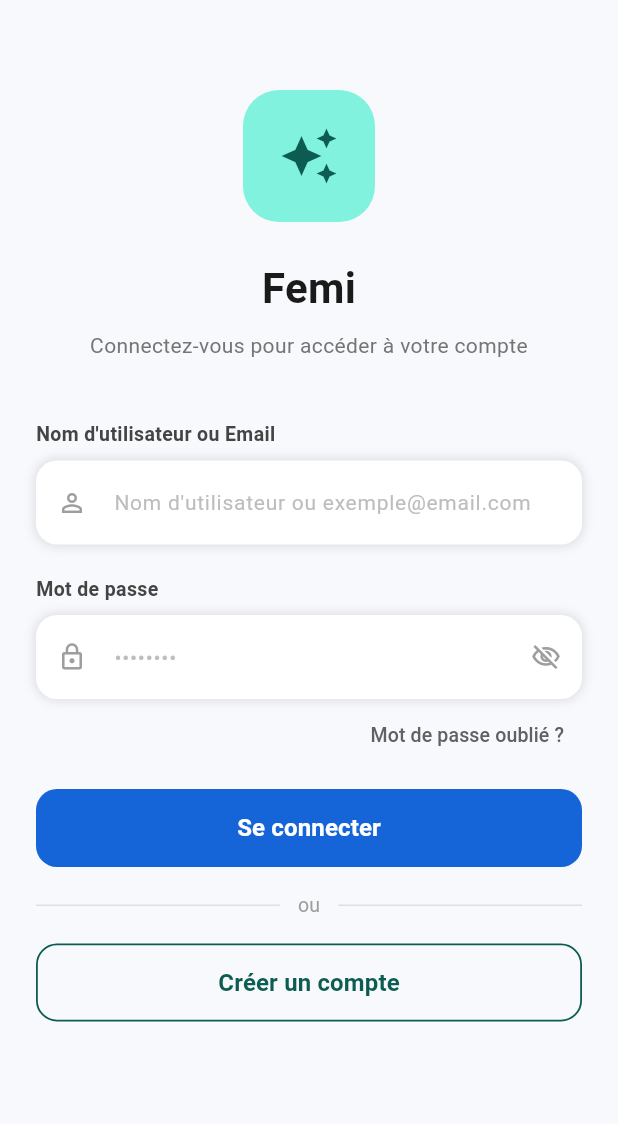
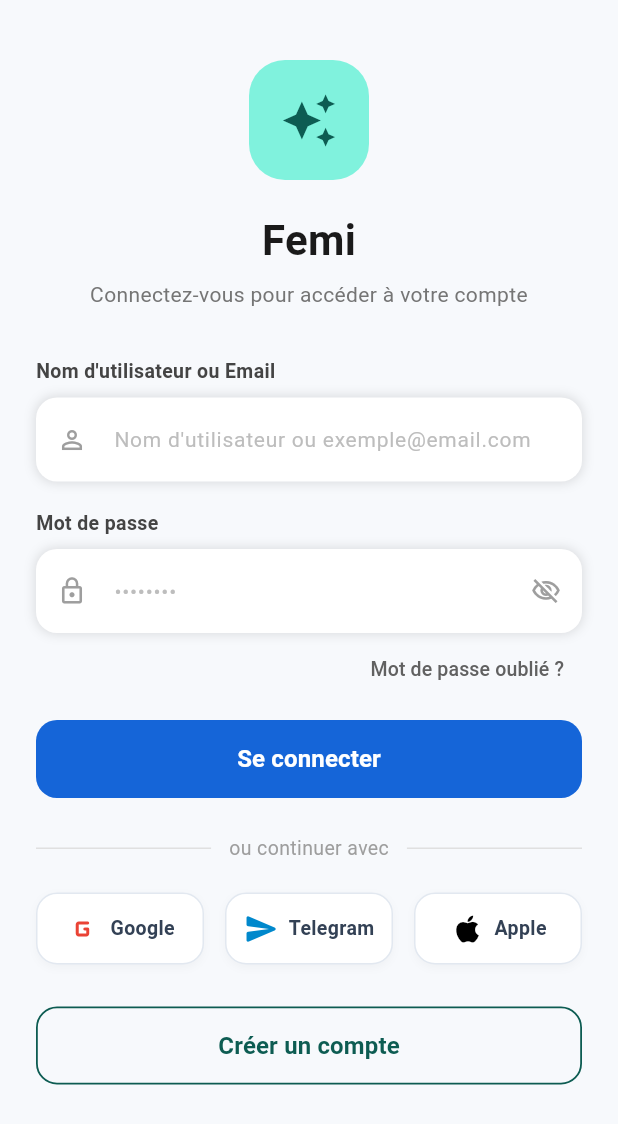
Before and after one commit to Omnisoft-Africa-IT-Engineering/femi_mobile, a Flutter app: the LoginScreen screen opened directly, on a phone screen of 412 x 824 dp. Shown: the top 1124 px of the screen. Run offline on Flutter 3.47's test engine with Material 3 defaults, Android fonts, the phone set to English and light mode, and no system bars; our stand-ins replace flutter_secure_storage, image_picker, pdf, printing; missing offline and left inert: record; accounts and stored records are empty.

Commit message:
correctif des bug 2

```diff
--- a/lib/screens/auth/login_screen.dart
+++ b/lib/screens/auth/login_screen.dart
@@ -61,6 +61,18 @@ class _LoginScreenState extends State<LoginScreen> {
     }
   }
 
+  // --- Handlers pour la connexion via Réseaux Sociaux ---
+  void _handleSocialLogin(String provider) {
+    ScaffoldMessenger.of(context).showSnackBar(
+      SnackBar(
+        content: Text('Connexion avec $provider en cours...'),
+        backgroundColor: _primaryBlue,
+        duration: const Duration(seconds: 2),
+      ),
+    );
+    // TODO: Connecter ici votre logique Google / Telegram / Apple OAuth
+  }
+
   @override
   Widget build(BuildContext context) {
     return Scaffold(
@@ -72,13 +84,13 @@ class _LoginScreenState extends State<LoginScreen> {
             child: Column(
               crossAxisAlignment: CrossAxisAlignment.start,
               children: [
-                const SizedBox(height: 60),
+                const SizedBox(height: 40),
 
                 // Logo
                 Center(
                   child: Container(
-                    width: 88,
-                    height: 88,
+                    width: 80,
+                    height: 80,
                     decoration: BoxDecoration(
                       color: _accentTeal,
                       borderRadius: BorderRadius.circular(24),
@@ -86,11 +98,11 @@ class _LoginScreenState extends State<LoginScreen> {
                     child: const Icon(
                       Icons.auto_awesome,
                       color: _darkGreen,
-                      size: 40,
+                      size: 38,
                     ),
                   ),
                 ),
-                const SizedBox(height: 24),
+                const SizedBox(height: 20),
 
                 const Center(
                   child: Text(
@@ -102,7 +114,7 @@ class _LoginScreenState extends State<LoginScreen> {
                     ),
                   ),
                 ),
-                const SizedBox(height: 8),
+                const SizedBox(height: 6),
                 Center(
                   child: Text(
                     'Connectez-vous pour accéder à votre compte',
@@ -113,7 +125,7 @@ class _LoginScreenState extends State<LoginScreen> {
                     textAlign: TextAlign.center,
                   ),
                 ),
-                const SizedBox(height: 40),
+                const SizedBox(height: 32),
 
                 // Champ Identifiant / Email
                 const Text(
@@ -131,7 +143,7 @@ class _LoginScreenState extends State<LoginScreen> {
                   icon: Icons.person_outline,
                   keyboardType: TextInputType.emailAddress,
                 ),
-                const SizedBox(height: 20),
+                const SizedBox(height: 18),
 
                 // Champ Mot de passe
                 const Text(
@@ -175,7 +187,7 @@ class _LoginScreenState extends State<LoginScreen> {
                     ),
                   ),
                 ),
-                const SizedBox(height: 12),
+                const SizedBox(height: 10),
 
                 // Bouton principal - Se Connecter
                 ValueListenableBuilder<bool>(
@@ -214,23 +226,56 @@ class _LoginScreenState extends State<LoginScreen> {
                     );
                   },
                 ),
-                const SizedBox(height: 16),
+                const SizedBox(height: 24),
 
-                // Séparateur "ou"
+                // Séparateur "ou continuer avec"
                 Row(
                   children: [
                     Expanded(child: Divider(color: Colors.grey[300])),
                     Padding(
                       padding: const EdgeInsets.symmetric(horizontal: 12),
                       child: Text(
-                        'ou',
+                        'ou continuer avec',
                         style: TextStyle(color: Colors.grey[500], fontSize: 13),
                       ),
                     ),
                     Expanded(child: Divider(color: Colors.grey[300])),
                   ],
                 ),
-                const SizedBox(height: 16),
+                const SizedBox(height: 20),
+
+                // --- SECTION BOUTONS SOCIAUX (Google, Telegram, Apple) ---
+                Row(
+                  mainAxisAlignment: MainAxisAlignment.center,
+                  children: [
+                    // Google
+                    _buildSocialButton(
+                      label: 'Google',
+                      icon: Icons.g_mobiledata_rounded,
+                      iconColor: const Color(0xFFEA4335),
+                      onPressed: () => _handleSocialLogin('Google'),
+                    ),
+                    const SizedBox(width: 14),
+
+                    // Telegram
+                    _buildSocialButton(
+                      label: 'Telegram',
+                      icon: Icons.send_rounded,
+                      iconColor: const Color(0xFF0088CC),
+                      onPressed: () => _handleSocialLogin('Telegram'),
+                    ),
+                    const SizedBox(width: 14),
+
+                    // Apple
+                    _buildSocialButton(
+                      label: 'Apple',
+                      icon: Icons.apple_rounded,
+                      iconColor: Colors.black,
+                      onPressed: () => _handleSocialLogin('Apple'),
+                    ),
+                  ],
+                ),
+                const SizedBox(height: 28),
 
                 // Bouton secondaire - Créer un compte
                 SizedBox(
@@ -270,6 +315,7 @@ class _LoginScreenState extends State<LoginScreen> {
     );
   }
 
+  // Widget helper pour les champs de saisie
   Widget _buildInputField({
     required TextEditingController controller,
     required String hint,
@@ -302,4 +348,49 @@ class _LoginScreenState extends State<LoginScreen> {
       ),
     );
   }
+
+  // Widget helper pour les boutons des réseaux sociaux
+  Widget _buildSocialButton({
+    required String label,
+    required IconData icon,
+    required Color iconColor,
+    required VoidCallback onPressed,
+  }) {
+    return Expanded(
+      child: InkWell(
+        onTap: onPressed,
+        borderRadius: BorderRadius.circular(14),
+        child: Container(
+          height: 48,
+          decoration: BoxDecoration(
+            color: Colors.white,
+            borderRadius: BorderRadius.circular(14),
+            border: Border.all(color: const Color(0xFFE2E8F0), width: 1),
+            boxShadow: const [
+              BoxShadow(
+                color: Color(0x08000000),
+                blurRadius: 4,
+                offset: Offset(0, 2),
+              ),
+            ],
+          ),
+          child: Row(
+            mainAxisAlignment: MainAxisAlignment.center,
+            children: [
+              Icon(icon, color: iconColor, size: 24),
+              const SizedBox(width: 6),
+              Text(
+                label,
+                style: const TextStyle(
+                  fontSize: 13,
+                  fontWeight: FontWeight.w600,
+                  color: Color(0xFF334155),
+                ),
+              ),
+            ],
+          ),
+        ),
+      ),
+    );
+  }
 }
```
Also changed, not shown: lib/screens/subscription_pay/subscription_pay_screen.dart (+52 -3 lines), lib/screens/subscription_pay/widgets/mobile_money_bottom_sheet.dart (added, +273 -0 lines).
